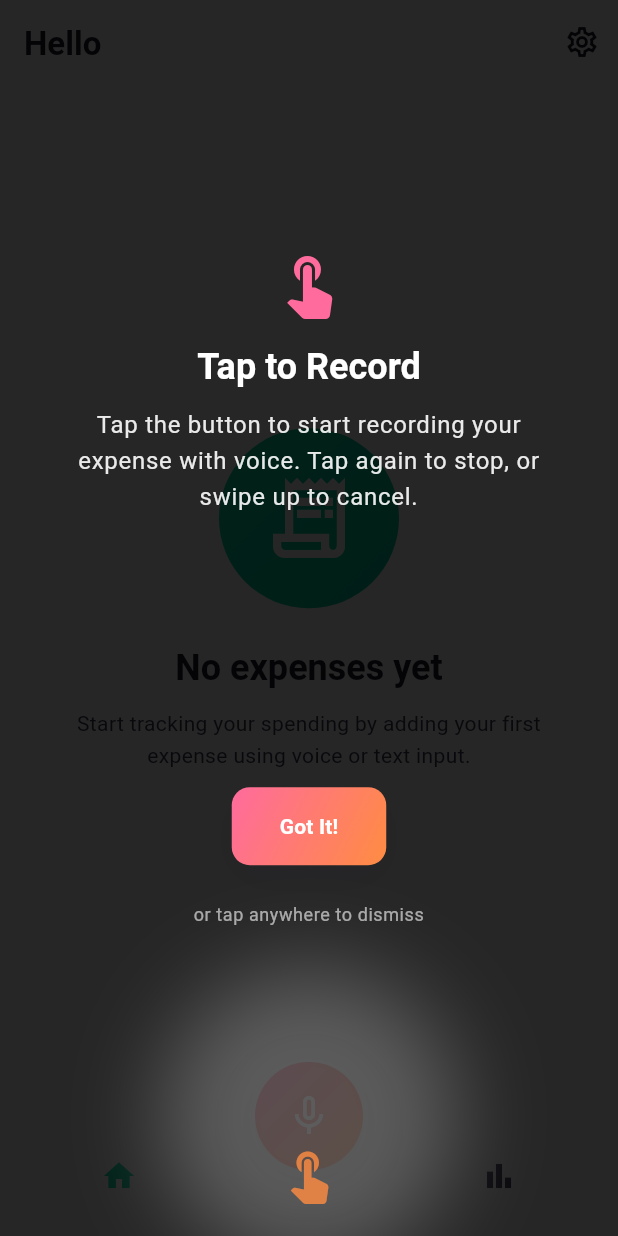
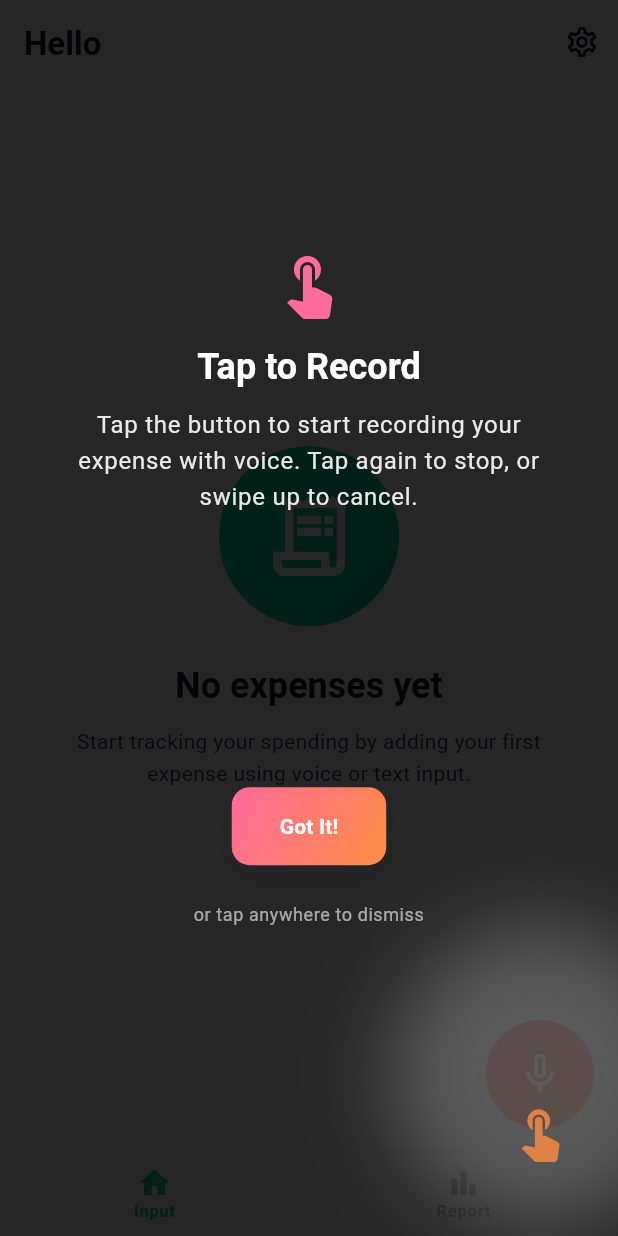
Before and after one commit to phanvantai/quick_spend, a Flutter app: the MainScreen screen opened directly, on a phone screen of 412 x 824 dp. Run offline on Flutter 3.47's test engine with Material 3 defaults, Android fonts, the phone set to English and light mode, and no system bars; our stand-ins replace cloud_firestore, easy_localization, firebase_ai, firebase_core, fl_chart, flutter_slidable and 4 more; accounts and stored records are empty.

Commit message:
refactor: change bottom bar to standard BottomNavigationBar
- Replace custom BottomAppBar with notch design with standard Material BottomNavigationBar
- Use proper BottomNavigationBarItem widgets with labels
- Move voice FAB from center-docked to bottom-right position
- Simplify navigation UI with Material Design standards

```diff
--- a/lib/screens/main_screen.dart
+++ b/lib/screens/main_screen.dart
@@ -617,45 +617,26 @@ class _MainScreenState extends State<MainScreen> with TickerProviderStateMixin {
         // Main Scaffold with content and bottom navigation
         Scaffold(
           body: IndexedStack(index: _currentIndex, children: _screens),
-          // Notched BottomAppBar with navigation items
-          bottomNavigationBar: BottomAppBar(
-            color: Colors.transparent,
-            elevation: 0,
-            shape: const CircularNotchedRectangle(),
-            notchMargin: 8.0,
-            child: Row(
-              mainAxisAlignment: MainAxisAlignment.spaceAround,
-              children: [
-                IconButton(
-                  icon: Icon(
-                    _currentIndex == 0 ? Icons.home : Icons.home_outlined,
-                  ),
-                  color: _currentIndex == 0
-                      ? colorScheme.primary
-                      : colorScheme.onSurfaceVariant,
-                  onPressed: () => _onTabTapped(0),
-                  tooltip: context.tr('navigation.input'),
-                ),
-                const SizedBox(width: 48), // Space for the FAB
-                IconButton(
-                  icon: Icon(
-                    _currentIndex == 1
-                        ? Icons.bar_chart
-                        : Icons.bar_chart_outlined,
-                  ),
-                  color: _currentIndex == 1
-                      ? colorScheme.primary
-                      : colorScheme.onSurfaceVariant,
-                  onPressed: () => _onTabTapped(1),
-                  tooltip: context.tr('navigation.report'),
-                ),
-              ],
-            ),
+          // Standard BottomNavigationBar
+          bottomNavigationBar: BottomNavigationBar(
+            currentIndex: _currentIndex,
+            onTap: _onTabTapped,
+            items: [
+              BottomNavigationBarItem(
+                icon: const Icon(Icons.home_outlined),
+                activeIcon: const Icon(Icons.home),
+                label: context.tr('navigation.input'),
+              ),
+              BottomNavigationBarItem(
+                icon: const Icon(Icons.bar_chart_outlined),
+                activeIcon: const Icon(Icons.bar_chart),
+                label: context.tr('navigation.report'),
+              ),
+            ],
           ),
-          // Voice FAB docked in the center
+          // Voice FAB positioned at bottom right
           floatingActionButton: _buildVoiceFAB(),
-          floatingActionButtonLocation:
-              FloatingActionButtonLocation.miniCenterDocked,
+          floatingActionButtonLocation: FloatingActionButtonLocation.endFloat,
         ),
 
         // Full-screen recording overlay (covers everything including bottom nav and FAB)
```
